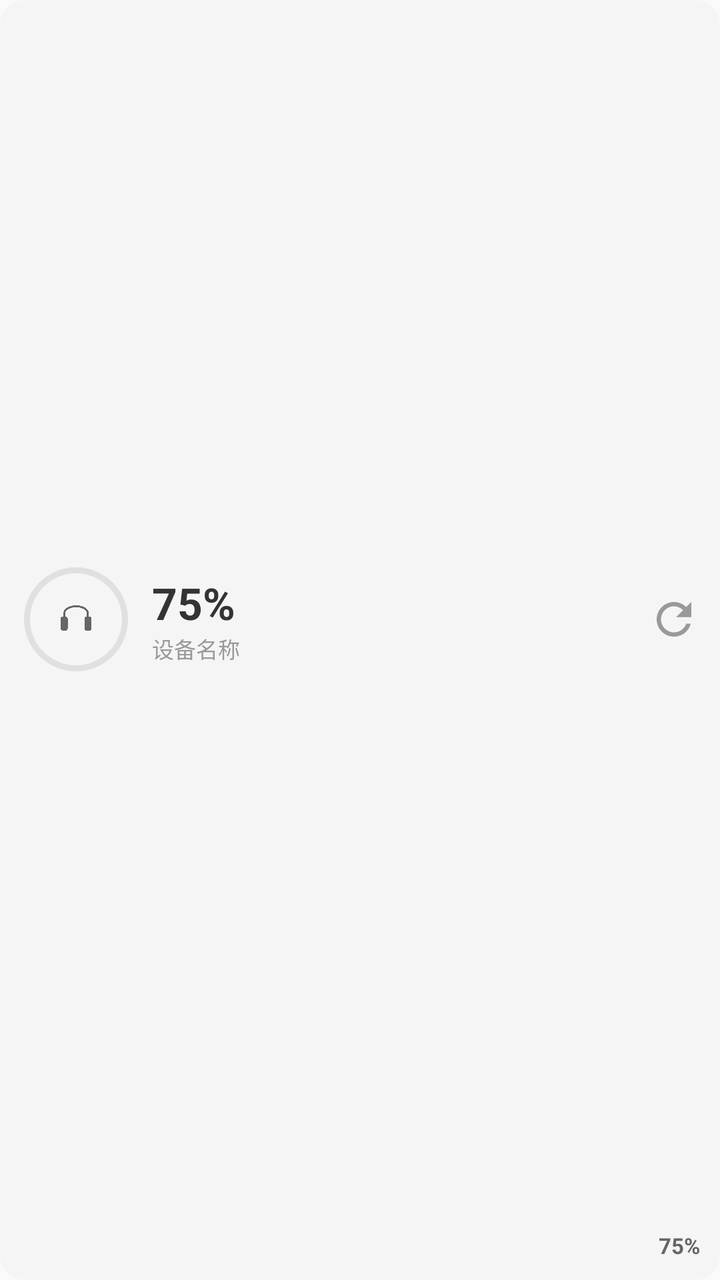
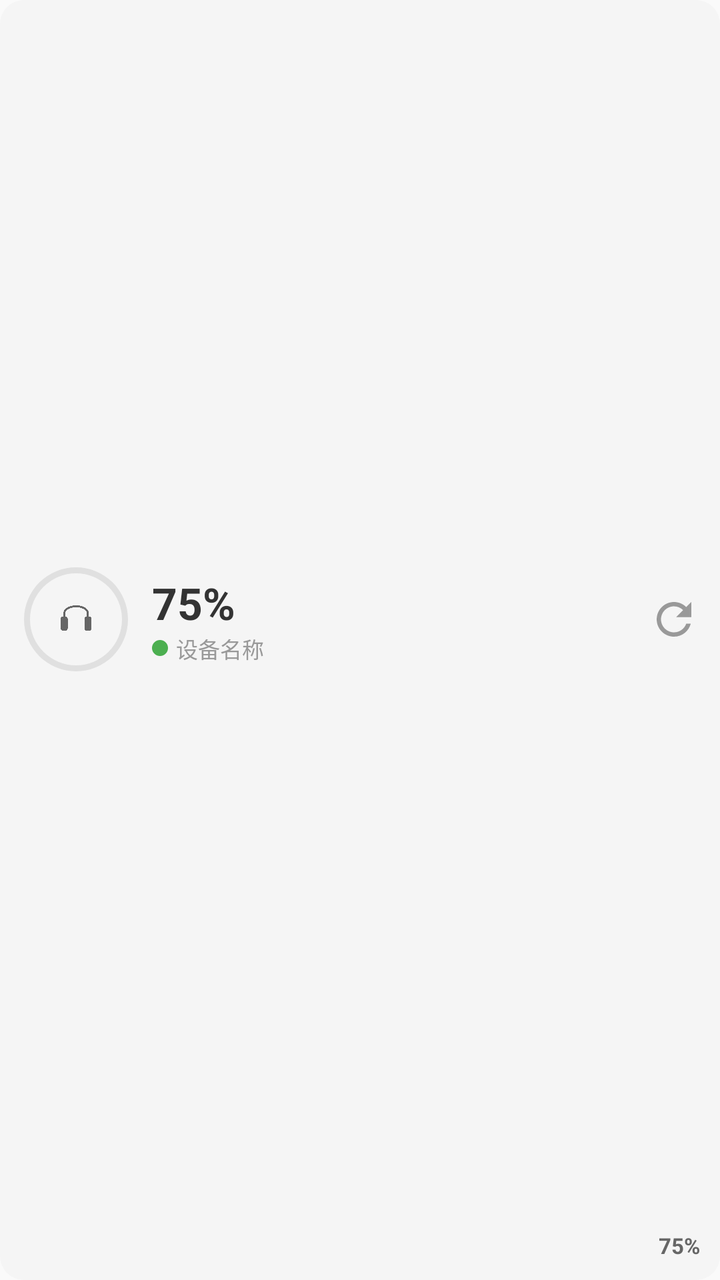

An Android layout rendered at two revisions. The XML below is the earlier revision; the diff shows what the commit changed to produce the second picture.
<!-- AndroidManifest.xml: application theme Theme.BluetoothBattery -->
<!-- res/layout/widget_2x2_single.xml -->
<?xml version="1.0" encoding="utf-8"?>
<LinearLayout xmlns:android="http://schemas.android.com/apk/res/android"
    android:id="@+id/widget_2x2_single_root"
    android:layout_width="match_parent"
    android:layout_height="match_parent"
    android:orientation="vertical"
    android:padding="10dp"
    android:background="@drawable/widget_card_bg"
    android:gravity="center">

    
    <LinearLayout
        android:layout_width="match_parent"
        android:layout_height="0dp"
        android:layout_weight="1"
        android:orientation="horizontal"
        android:gravity="center_vertical">

        <FrameLayout
            android:layout_width="56dp"
            android:layout_height="56dp"
            android:layout_marginEnd="10dp">

            <ImageView
                android:id="@+id/widget_ring_bg"
                android:layout_width="56dp"
                android:layout_height="56dp"
                android:src="@drawable/widget_ring_battery_unknown" />

            <ImageView
                android:id="@+id/widget_ring_icon"
                android:layout_width="28dp"
                android:layout_height="28dp"
                android:layout_gravity="center"
                android:src="@drawable/ic_device_headphone" />
        </FrameLayout>

        <LinearLayout
            android:layout_width="0dp"
            android:layout_height="wrap_content"
            android:layout_weight="1"
            android:orientation="vertical">

            <LinearLayout
                android:layout_width="wrap_content"
                android:layout_height="wrap_content"
                android:orientation="horizontal"
                android:gravity="center_vertical">

                <ImageView
                    android:id="@+id/widget_ring_charging_icon"
                    android:layout_width="16dp"
                    android:layout_height="16dp"
                    android:layout_marginEnd="3dp"
                    android:src="@drawable/ic_charging_bolt"
                    android:contentDescription="@string/charging"
                    android:visibility="gone" />

                <TextView
                    android:id="@+id/widget_ring_battery_pct"
                    android:layout_width="wrap_content"
                    android:layout_height="wrap_content"
                    android:text="75%"
                    android:textSize="22sp"
                    android:textColor="#333333"
                    android:textStyle="bold" />
            </LinearLayout>

            <TextView
                android:id="@+id/widget_ring_device_name"
                android:layout_width="wrap_content"
                android:layout_height="wrap_content"
                android:text="设备名称"
                android:textSize="11sp"
                android:textColor="#999999"
                android:ellipsize="end"
                android:maxLines="2" />
        </LinearLayout>

        <ImageView
            android:id="@+id/widget_refresh_btn"
            android:layout_width="26dp"
            android:layout_height="26dp"
            android:src="@drawable/ic_widget_refresh"
            android:contentDescription="@string/widget_refresh"
            android:layout_marginStart="4dp" />
    </LinearLayout>

    
    <LinearLayout
        android:layout_width="match_parent"
        android:layout_height="wrap_content"
        android:orientation="horizontal"
        android:gravity="center_vertical"
        android:layout_marginTop="6dp">

        <ImageView
            android:id="@+id/widget_fallback_bar"
            android:layout_width="0dp"
            android:layout_height="6dp"
            android:layout_weight="1"
            android:scaleType="fitXY" />

        <ImageView
            android:id="@+id/widget_charging_icon"
            android:layout_width="12dp"
            android:layout_height="12dp"
            android:layout_marginStart="4dp"
            android:src="@drawable/ic_charging_bolt"
            android:contentDescription="@string/charging"
            android:visibility="gone" />

        <TextView
            android:id="@+id/widget_fallback_pct"
            android:layout_width="wrap_content"
            android:layout_height="wrap_content"
            android:text="75%"
            android:textSize="11sp"
            android:textColor="#666666"
            android:textStyle="bold"
            android:layout_marginStart="6dp" />
    </LinearLayout>

    
    <LinearLayout
        android:id="@+id/widget_sub_batteries"
        android:layout_width="match_parent"
        android:layout_height="wrap_content"
        android:orientation="vertical"
        android:layout_marginTop="4dp"
        android:visibility="gone">

        <LinearLayout
            android:id="@+id/widget_left_ear_row"
            android:layout_width="match_parent"
            android:layout_height="wrap_content"
            android:orientation="horizontal"
            android:gravity="center_vertical"
            android:visibility="gone">

            <TextView
                android:layout_width="20dp"
                android:layout_height="wrap_content"
                android:text="L"
                android:textSize="10sp"
                android:textColor="#888888" />

            <ImageView
                android:id="@+id/widget_left_ear_bar"
                android:layout_width="0dp"
                android:layout_height="5dp"
                android:layout_weight="1"
                android:scaleType="fitXY" />

            <TextView
                android:id="@+id/widget_left_ear_pct"
                android:layout_width="28dp"
                android:layout_height="wrap_content"
                android:text="80%"
                android:textSize="10sp"
                android:textColor="#666666"
                android:gravity="end" />
        </LinearLayout>

        <LinearLayout
            android:id="@+id/widget_right_ear_row"
            android:layout_width="match_parent"
            android:layout_height="wrap_content"
            android:orientation="horizontal"
            android:gravity="center_vertical"
            android:visibility="gone">

            <TextView
                android:layout_width="20dp"
                android:layout_height="wrap_content"
                android:text="R"
                android:textSize="10sp"
                android:textColor="#888888" />

            <ImageView
                android:id="@+id/widget_right_ear_bar"
                android:layout_width="0dp"
                android:layout_height="5dp"
                android:layout_weight="1"
                android:scaleType="fitXY" />

            <TextView
                android:id="@+id/widget_right_ear_pct"
                android:layout_width="28dp"
                android:layout_height="wrap_content"
                android:text="80%"
                android:textSize="10sp"
                android:textColor="#666666"
                android:gravity="end" />
        </LinearLayout>

        <LinearLayout
            android:id="@+id/widget_case_row"
            android:layout_width="match_parent"
            android:layout_height="wrap_content"
            android:orientation="horizontal"
            android:gravity="center_vertical"
            android:visibility="gone">

            <TextView
                android:layout_width="20dp"
                android:layout_height="wrap_content"
                android:text="盒"
                android:textSize="10sp"
                android:textColor="#888888" />

            <ImageView
                android:id="@+id/widget_case_bar"
                android:layout_width="0dp"
                android:layout_height="5dp"
                android:layout_weight="1"
                android:scaleType="fitXY" />

            <TextView
                android:id="@+id/widget_case_pct"
                android:layout_width="28dp"
                android:layout_height="wrap_content"
                android:text="90%"
                android:textSize="10sp"
                android:textColor="#666666"
                android:gravity="end" />
        </LinearLayout>
    </LinearLayout>
</LinearLayout>
<!-- resources referenced by this layout -->
<resources>
  <!-- drawable ic_charging_bolt (drawable) -->
  <?xml version="1.0" encoding="utf-8"?>
  <vector xmlns:android="http://schemas.android.com/apk/res/android"
      android:width="24dp"
      android:height="24dp"
      android:viewportWidth="24"
      android:viewportHeight="24">
      <path
          android:fillColor="#4CAF50"
          android:pathData="M11,21h-1l1,-7H7.5c-0.58,0 -0.57,-0.32 -0.38,-0.66c0.19,-0.34 0.05,-0.08 0.07,-0.12C8.48,10.94 10.19,7.5 13,3h1l-1,7h3.5c0.49,0 0.56,0.33 0.47,0.51l-0.07,0.15C12.96,17.55 11,21 11,21z" />
  </vector>
  <!-- drawable ic_device_headphone: png bitmap (drawable, 4293 bytes) -->
  <!-- drawable ic_widget_refresh (drawable) -->
  <vector xmlns:android="http://schemas.android.com/apk/res/android"
      android:width="24dp"
      android:height="24dp"
      android:viewportWidth="24"
      android:viewportHeight="24">
    <path
        android:fillColor="#999999"
        android:pathData="M17.65,6.35C16.2,4.9 14.21,4 12,4c-4.42,0 -7.99,3.58 -7.99,8s3.57,8 7.99,8c3.73,0 6.84,-2.55 7.73,-6h-2.08c-0.82,2.33 -3.04,4 -5.65,4 -3.31,0 -6,-2.69 -6,-6s2.69,-6 6,-6c1.66,0 3.14,0.69 4.22,1.78L13,11h7V4l-2.35,2.35z"/>
  </vector>
  <!-- drawable widget_card_bg (drawable) -->
  <?xml version="1.0" encoding="utf-8"?>
  <shape xmlns:android="http://schemas.android.com/apk/res/android"
      android:shape="rectangle">
      <solid android:color="#F5F5F5" />
      <corners android:radius="12dp" />
  </shape>
  <!-- drawable widget_ring_battery_unknown (drawable) -->
  <?xml version="1.0" encoding="utf-8"?>
  <layer-list xmlns:android="http://schemas.android.com/apk/res/android">
      <item>
          <shape android:shape="ring"
              android:thickness="3dp"
              android:innerRadius="23dp"
              android:useLevel="false">
              <solid android:color="#E0E0E0" />
          </shape>
      </item>
      <item>
          <shape android:shape="ring"
              android:thickness="3dp"
              android:innerRadius="23dp"
              android:useLevel="true">
              <solid android:color="#9E9E9E" />
          </shape>
      </item>
  </layer-list>
  <string name="charging">充电中</string>
  <string name="widget_refresh">刷新</string>
  <style name="Theme.BluetoothBattery" parent="android:Theme.Material.Light.NoActionBar" />
</resources>

<!-- the commit's change to res/layout/widget_2x2_single.xml (unified diff, before → after) -->
@@ -66,15 +66,30 @@
                     android:textStyle="bold" />
             </LinearLayout>
 
-            <TextView
-                android:id="@+id/widget_ring_device_name"
+            <LinearLayout
                 android:layout_width="wrap_content"
                 android:layout_height="wrap_content"
-                android:text="设备名称"
-                android:textSize="11sp"
-                android:textColor="#999999"
-                android:ellipsize="end"
-                android:maxLines="2" />
+                android:orientation="horizontal"
+                android:gravity="center_vertical">
+
+                <ImageView
+                    android:id="@+id/widget_conn_dot"
+                    android:layout_width="8dp"
+                    android:layout_height="8dp"
+                    android:src="@drawable/widget_conn_dot"
+                    android:contentDescription="@string/widget_conn_state"
+                    android:layout_marginEnd="4dp" />
+
+                <TextView
+                    android:id="@+id/widget_ring_device_name"
+                    android:layout_width="wrap_content"
+                    android:layout_height="wrap_content"
+                    android:text="设备名称"
+                    android:textSize="11sp"
+                    android:textColor="#999999"
+                    android:ellipsize="end"
+                    android:maxLines="2" />
+            </LinearLayout>
         </LinearLayout>
 
         <ImageView
<!-- resource entries referenced after the edit -->
@@ -29,6 +29,15 @@
       <solid android:color="#F5F5F5" />
       <corners android:radius="12dp" />
   </shape>
+  <!-- drawable widget_conn_dot (drawable) -->
+  <?xml version="1.0" encoding="utf-8"?>
+  <shape xmlns:android="http://schemas.android.com/apk/res/android"
+      android:shape="oval">
+      <solid android:color="#4CAF50" />
+      <size
+          android:width="8dp"
+          android:height="8dp" />
+  </shape>
   <!-- drawable widget_ring_battery_unknown (drawable) -->
   <?xml version="1.0" encoding="utf-8"?>
   <layer-list xmlns:android="http://schemas.android.com/apk/res/android">
@@ -50,6 +59,7 @@
       </item>
   </layer-list>
   <string name="charging">充电中</string>
+  <string name="widget_conn_state">连接状态</string>
   <string name="widget_refresh">刷新</string>
   <style name="Theme.BluetoothBattery" parent="android:Theme.Material.Light.NoActionBar" />
 </resources>
